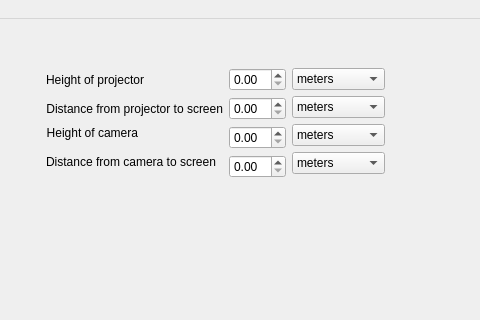
This is mainwindow.ui in imlasky/LightMap as Qt 5 draws it before an edit; both pictures show x 356 to 836 and y 0 to 320 of the 836 by 457 pixel window. The edited form follows.
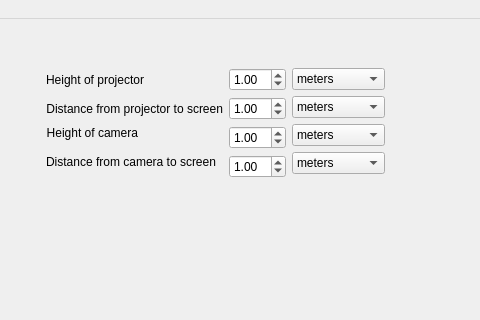
This is the edited form. Icons and pictures are not drawn.

Commit message: Hard-coded distance measurement values

The edit to the form file:
```diff
--- a/mainwindow.ui
+++ b/mainwindow.ui
@@ -325,6 +325,9 @@
           <property name="statusTip">
            <string/>
           </property>
+          <property name="value">
+           <double>1.000000000000000</double>
+          </property>
          </widget>
         </item>
         <item row="1" column="0">
@@ -342,6 +345,9 @@
           <property name="statusTip">
            <string/>
           </property>
+          <property name="value">
+           <double>1.000000000000000</double>
+          </property>
          </widget>
         </item>
         <item row="2" column="0">
@@ -359,6 +365,9 @@
           <property name="statusTip">
            <string/>
           </property>
+          <property name="value">
+           <double>1.000000000000000</double>
+          </property>
          </widget>
         </item>
         <item row="3" column="0">
@@ -376,6 +385,9 @@
           <property name="statusTip">
            <string/>
           </property>
+          <property name="value">
+           <double>1.000000000000000</double>
+          </property>
          </widget>
         </item>
        </layout>
```
